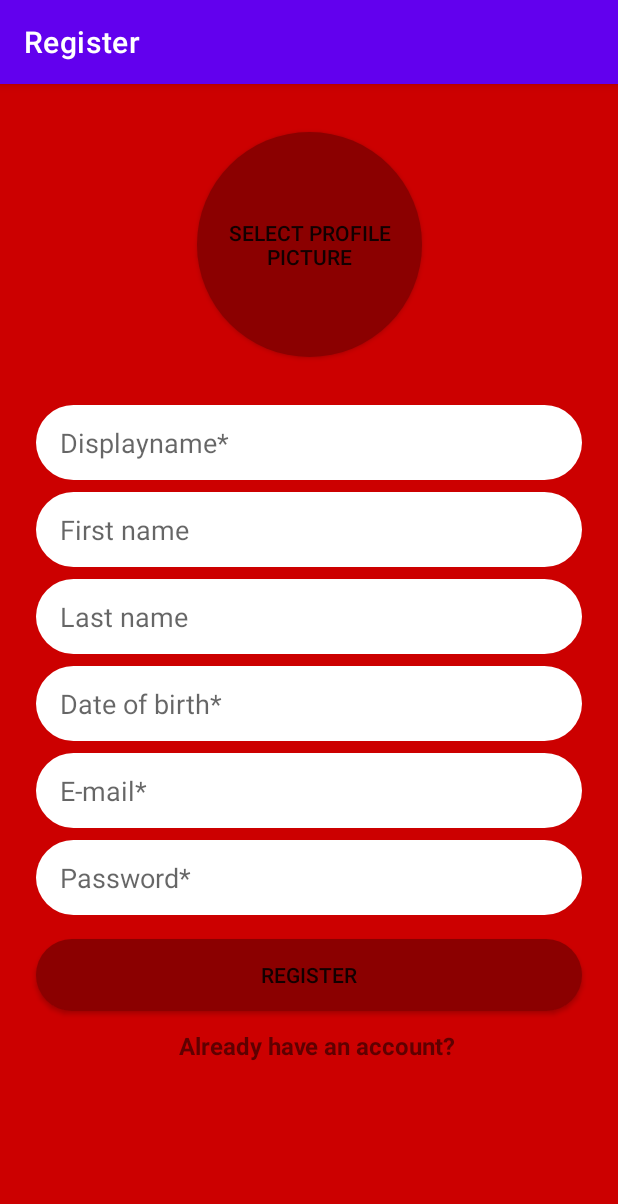
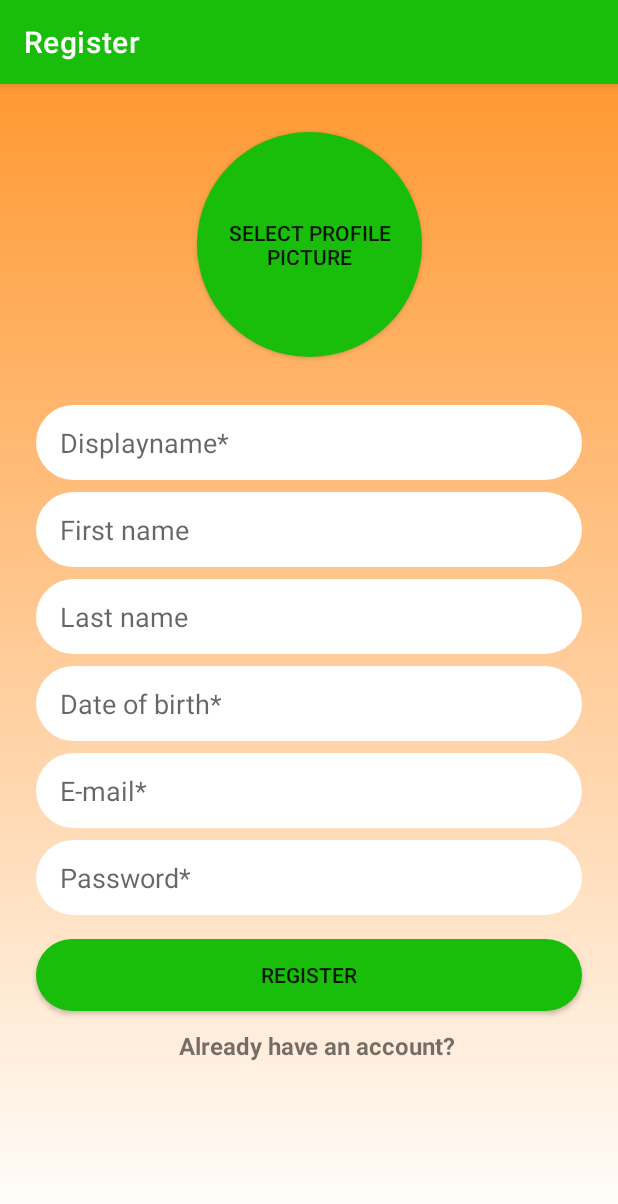
Before and after one commit to PieterMiedema/Sambandh_2.0, an Android app: the RegisterActivity screen opened directly, with no data from a screen before it, on a phone screen of 412 x 824 dp. Shown: the top 1204 px of the screen. Run offline under Robolectric (Android 15) with nearby library versions, the phone set to English and light mode, and no system bars; our stand-ins replace CircleImageView, Firebase (no records; nobody signed in at launch, a user with empty details on screens opened directly).

```diff
--- a/app/src/main/java/com/example/sambandh_20/MainActivity.kt
+++ b/app/src/main/java/com/example/sambandh_20/MainActivity.kt
@@ -18,6 +18,7 @@ class MainActivity : AppCompatActivity() {
         super.onCreate(savedInstanceState)
         verifyUserLoggedIn()
         setContentView(R.layout.activity_main)
+
 
         val bottomNavigationView = findViewById<BottomNavigationView>(R.id.nav_view_bottom)
         val navController = findNavController(R.id.nav_host_fragment)
--- /dev/null
+++ b/app/src/main/res/drawable-v24/bottom_nav_color.xml
@@ -0,0 +1,5 @@
+<?xml version="1.0" encoding="utf-8"?>
+<selector xmlns:android="http://schemas.android.com/apk/res/android">
+    <item android:state_checked="true" android:color="@color/india_orange" />
+    <item android:state_checked="false" android:color="@color/india_green"/>
+</selector>
--- /dev/null
+++ b/app/src/main/res/drawable/orange_gradient.xml
@@ -0,0 +1,9 @@
+<?xml version="1.0" encoding="utf-8"?>
+<shape xmlns:android="http://schemas.android.com/apk/res/android"
+    android:shape="rectangle" >
+
+    <gradient
+        android:startColor="@color/india_orange"
+        android:endColor="@color/white"
+        android:angle="270"/>
+</shape>
--- a/app/src/main/res/layout/activity_login.xml
+++ b/app/src/main/res/layout/activity_login.xml
@@ -4,7 +4,7 @@
     xmlns:tools="http://schemas.android.com/tools"
     android:layout_width="match_parent"
     android:layout_height="match_parent"
-    android:background="@android:color/holo_red_dark"
+    android:background="@drawable/orange_gradient"
     tools:context=".ui.login.LoginActivity">
 
     <TextView
@@ -26,6 +26,7 @@
         android:layout_height="wrap_content"
         android:layout_marginTop="16dp"
         android:background="@drawable/rounded_button"
+        android:backgroundTint="@color/india_green"
         android:text="Login"
         app:layout_constraintEnd_toEndOf="@+id/etPasswordLogin"
         app:layout_constraintHorizontal_bias="1.0"
--- a/app/src/main/res/layout/activity_register.xml
+++ b/app/src/main/res/layout/activity_register.xml
@@ -4,7 +4,7 @@
     xmlns:tools="http://schemas.android.com/tools"
     android:layout_width="match_parent"
     android:layout_height="match_parent"
-    android:background="@android:color/holo_red_dark"
+    android:background="@drawable/orange_gradient"
     tools:context=".ui.register.RegisterActivity">
 
     <EditText
@@ -102,6 +102,7 @@
         android:layout_height="wrap_content"
         android:layout_marginTop="16dp"
         android:background="@drawable/rounded_button"
+        android:backgroundTint="@color/india_green"
         android:text="Register"
         app:layout_constraintEnd_toEndOf="@+id/etLastNameRegister"
         app:layout_constraintHorizontal_bias="1.0"
@@ -128,6 +129,7 @@
         android:layout_marginTop="32dp"
         android:layout_marginBottom="32dp"
         android:background="@drawable/round_button_image_login"
+        android:backgroundTint="@color/india_green"
         android:text="select profile picture"
         app:layout_constraintBottom_toTopOf="@+id/etDisplayNameRegister"
         app:layout_constraintEnd_toEndOf="parent"
@@ -138,6 +140,7 @@
         android:id="@+id/select_phote_imageview_register"
         android:layout_width="150dp"
         android:layout_height="150dp"
+        android:backgroundTint="#FFFFFF"
         app:civ_border_width="4dp"
         app:layout_constraintBottom_toBottomOf="@+id/btn_image_register"
         app:layout_constraintEnd_toEndOf="@+id/btn_image_register" />
--- a/app/src/main/res/layout/chat_to_row_left.xml
+++ b/app/src/main/res/layout/chat_to_row_left.xml
@@ -27,6 +27,7 @@
         android:layout_height="wrap_content"
         android:layout_marginStart="8dp"
         android:background="@drawable/rounded_edittext_register_login"
+        android:backgroundTint="#4D19BE0B"
         android:maxWidth="240dp"
         android:padding="16dp"
         android:text="this is my massage   message   message   message   message   message "
--- a/app/src/main/res/layout/content_main.xml
+++ b/app/src/main/res/layout/content_main.xml
@@ -1,6 +1,7 @@
 <?xml version="1.0" encoding="utf-8"?>
 <androidx.constraintlayout.widget.ConstraintLayout xmlns:android="http://schemas.android.com/apk/res/android"
     xmlns:app="http://schemas.android.com/apk/res-auto"
+    xmlns:tools="http://schemas.android.com/tools"
     android:layout_width="match_parent"
     android:layout_height="match_parent"
     app:layout_behavior="@string/appbar_scrolling_view_behavior">
@@ -21,11 +22,11 @@
         android:id="@+id/nav_view_bottom"
         android:layout_width="match_parent"
         android:layout_height="wrap_content"
+        app:backgroundTint="@color/india_orange"
         app:layout_constraintBottom_toBottomOf="parent"
         app:menu="@menu/bottom_nav_menu"
-        app:backgroundTint="@color/yellowAccent"
         app:morphCornerRadius="128dp"
         app:morphItemRadius="64dp"
         app:morphVerticalOffset="8dp"
-        />
+        tools:layout_editor_absoluteX="0dp" />
 </androidx.constraintlayout.widget.ConstraintLayout>
--- a/app/src/main/res/values-round/strings.xml
+++ /dev/null
@@ -1,3 +0,0 @@
-<resources>
-    <string name="hello_world">Hello Round World!</string>
-</resources>
--- a/app/src/main/res/values/colors.xml
+++ b/app/src/main/res/values/colors.xml
@@ -11,6 +11,8 @@
     <color name="orangePrimary">#FF9933</color>
     <color name="orangeDark">#D84315</color>
     <color name="yellowAccent">#FFD600</color>
+    <color name="india_green">#19be0b</color>
+    <color name="india_orange">#ff9933</color>
 
 
 </resources>
--- a/app/src/main/res/values/themes.xml
+++ b/app/src/main/res/values/themes.xml
@@ -2,8 +2,8 @@
     <!-- Base application theme. -->
     <style name="Theme.Sambandh_20" parent="Theme.MaterialComponents.DayNight.DarkActionBar">
         <!-- Primary brand color. -->
-        <item name="colorPrimary">@color/purple_500</item>
-        <item name="colorPrimaryVariant">@color/purple_700</item>
+        <item name="colorPrimary">@color/india_green</item>
+        <item name="colorPrimaryVariant">@color/india_green</item>
         <item name="colorOnPrimary">@color/white</item>
         <!-- Secondary brand color. -->
         <item name="colorSecondary">@color/teal_200</item>
```
Also changed, not shown: app/src/main/AndroidManifest.xml (+4 -4 lines), app/src/main/java/com/example/sambandh_20/ui/chat/ChatActivity.kt (+69 -0 lines), app/src/main/res/drawable/ic_baseline_attach_file_24.xml (added, +10 -0 lines), app/src/main/res/drawable/ic_baseline_send_24.xml (added, +11 -0 lines), app/src/main/res/layout/activity_chat.xml (+32 -12 lines), app/src/main/res/layout/chat_from_row_right.xml (+6 -5 lines), app/src/main/res/layout/fragment_chat_overview.xml (+0 -11 lines), app/src/main/res/values/strings.xml (+8 -12 lines).
